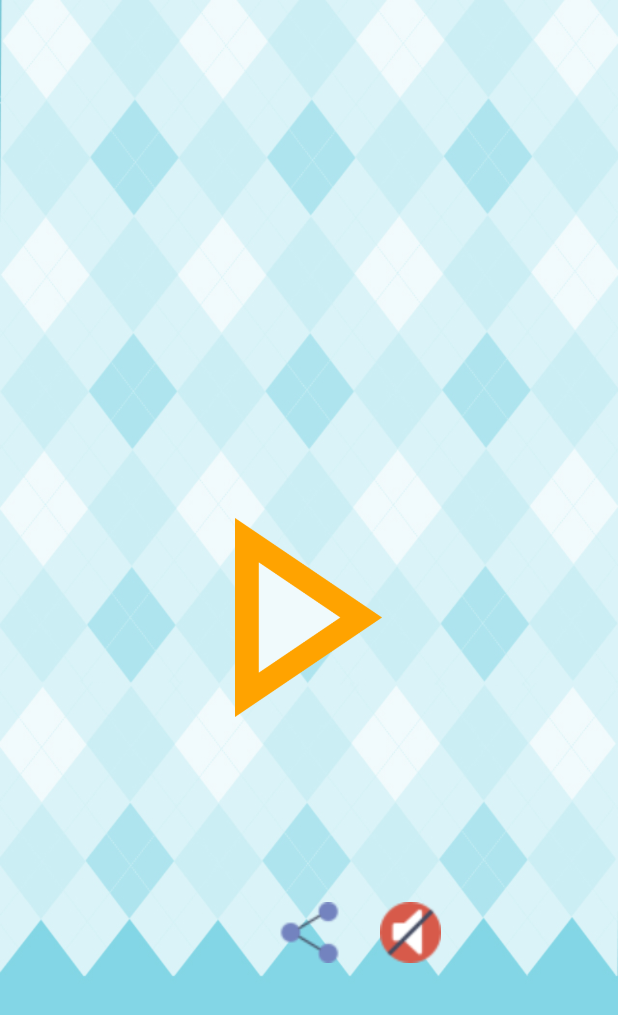
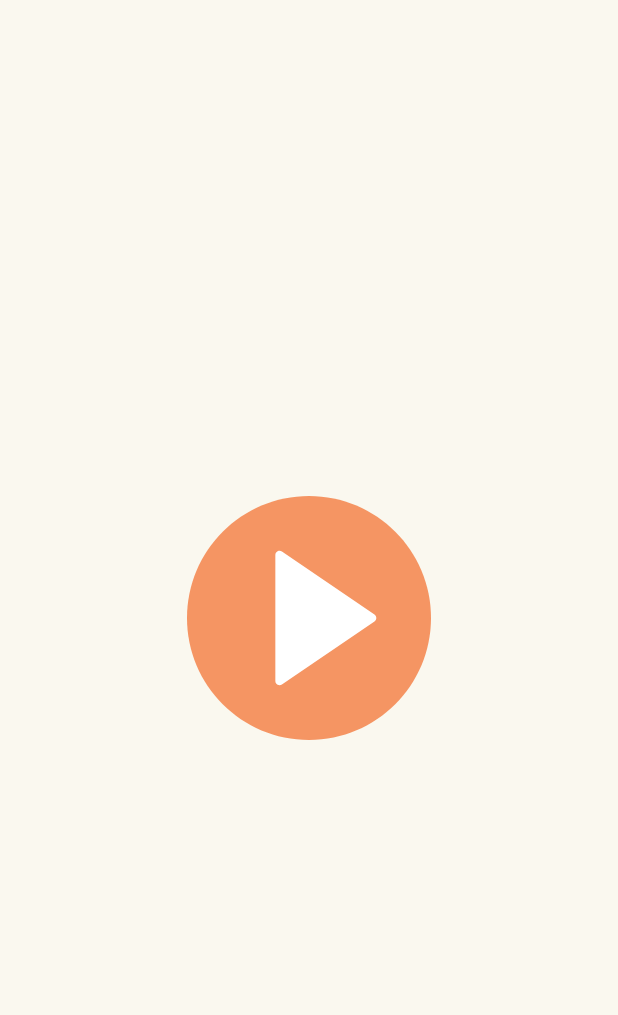
Before and after one commit to izzeroone/android-clone-game, an Android app: the screen it shows after launch (MenuActivity), on a phone screen of 412 x 824 dp. Shown: the top 1015 px of the screen. Run offline under Robolectric (Android 15) with nearby library versions, the phone set to English and light mode, and no system bars.

Commit message:
Revamp MainActivityMenu

```diff
--- a/app/src/main/java/cyberse/cloneproject/GridSolve.java
+++ /dev/null
@@ -1,6 +0,0 @@
-package cyberse.cloneproject;
-
-
-public class GridSolve {
-
-}
--- a/app/src/main/java/cyberse/cloneproject/MenuView.java
+++ b/app/src/main/java/cyberse/cloneproject/MenuView.java
@@ -46,8 +46,9 @@ public class MenuView extends View {
             backgroundRectangle = getResources().getDrawable(R.drawable.background_rectangle);
             backgroundPic = getResources().getDrawable(R.drawable.back_ground_pic);
             shareIcon = getResources().getDrawable(R.drawable.share);
-            playIcon = getResources().getDrawable(R.drawable.play_button);
+            playIcon = getResources().getDrawable(R.drawable.ic_play_button);
             soundIcon = getResources().getDrawable(R.drawable.mute);
+            this.setBackgroundColor(getResources().getColor(R.color.background));
             Typeface font = Typeface.createFromAsset(getResources().getAssets(), "fonts/ClearSans-Bold.ttf");
             paint.setTypeface(font);
             paint.setAntiAlias(true);
@@ -90,12 +91,10 @@ public class MenuView extends View {
         //draw back color
         paint.setColor(getResources().getColor(R.color.background));
         paint.setStyle(Paint.Style.FILL);
+
 //        canvas.drawPaint(paint);
-        drawDrawable(canvas, backgroundPic, 0, 0, width, height);
         //Draw play, sound and share icon
         drawDrawable(canvas, playIcon, playButtonRect);
-        drawDrawable(canvas, shareIcon, sXShare, sYIcon, sXShare + iconSize, sYIcon + iconSize);
-        drawDrawable(canvas, soundIcon, sXSound, sYIcon, sXSound + iconSize, sYIcon + iconSize);
 
     }
 
@@ -105,12 +104,12 @@ public class MenuView extends View {
         int screenMidY = height / 2;
         iconSize = width / 10;
         iconPadding = iconSize * 2 / 3;
-        playButtonRect.left = (int) (screenMidX - iconSize * 1.2);
-        playButtonRect.right = (int) (screenMidX + iconSize * 1.2);
+        playButtonRect.left = (int) (screenMidX - iconSize * 2);
+        playButtonRect.right = (int) (screenMidX + iconSize * 2);
 
         int playButtonHeight = iconSize * playIcon.getIntrinsicHeight() / playIcon.getIntrinsicWidth();
-        playButtonRect.top = (int) (screenMidY - playButtonHeight * 1.2);
-        playButtonRect.bottom = (int) (screenMidY + playButtonHeight * 1.2);
+        playButtonRect.top = (int) (screenMidY - playButtonHeight * 2);
+        playButtonRect.bottom = (int) (screenMidY + playButtonHeight * 2);
 
         sYIcon = screenMidY + iconSize * 4 + iconPadding;
         sXShare = screenMidX - iconSize / 2;
--- /dev/null
+++ b/app/src/main/res/drawable/ic_play_button.xml
@@ -0,0 +1,18 @@
+<vector xmlns:android="http://schemas.android.com/apk/res/android"
+android:width="518dp"
+android:height="518dp"
+android:viewportWidth="58"
+android:viewportHeight="58">
+
+<path
+    android:fillColor="#f59563"
+    android:pathData="M 29 0 C 45.0162577451 0 58 12.9837422549 58 29 C 58 45.0162577451 45.0162577451 58 29 58 C 12.9837422549 58 0 45.0162577451 0 29 C 0 12.9837422549 12.9837422549 0 29 0 Z" />
+<path
+    android:fillColor="#FFFFFF"
+    android:pathData="M 44 29 L 22 44 L 22 29.273 L 22 14 Z" />
+<path
+    android:fillColor="#FFFFFF"
+    android:pathData="M22,45c-0.16,0-0.321-0.038-0.467-0.116C21.205,44.711,21,44.371,21,44V14
+c0-0.371,0.205-0.711,0.533-0.884c0.328-0.174,0.724-0.15,1.031,0.058l22,15C44.836,28.36,45,28.669,45,29s-0.164,0.64-0.437,0.826
+l-22,15C22.394,44.941,22.197,45,22,45z M23,15.893v26.215L42.225,29L23,15.893z" />
+</vector>
```
Also changed, not shown: app/src/main/java/cyberse/cloneproject/MainGame.java (+8 -2 lines), app/src/main/res/drawable/ic_left_arrow.xml (added, +18 -0 lines), app/src/main/res/drawable/ic_right_arrow.xml (added, +18 -0 lines).
